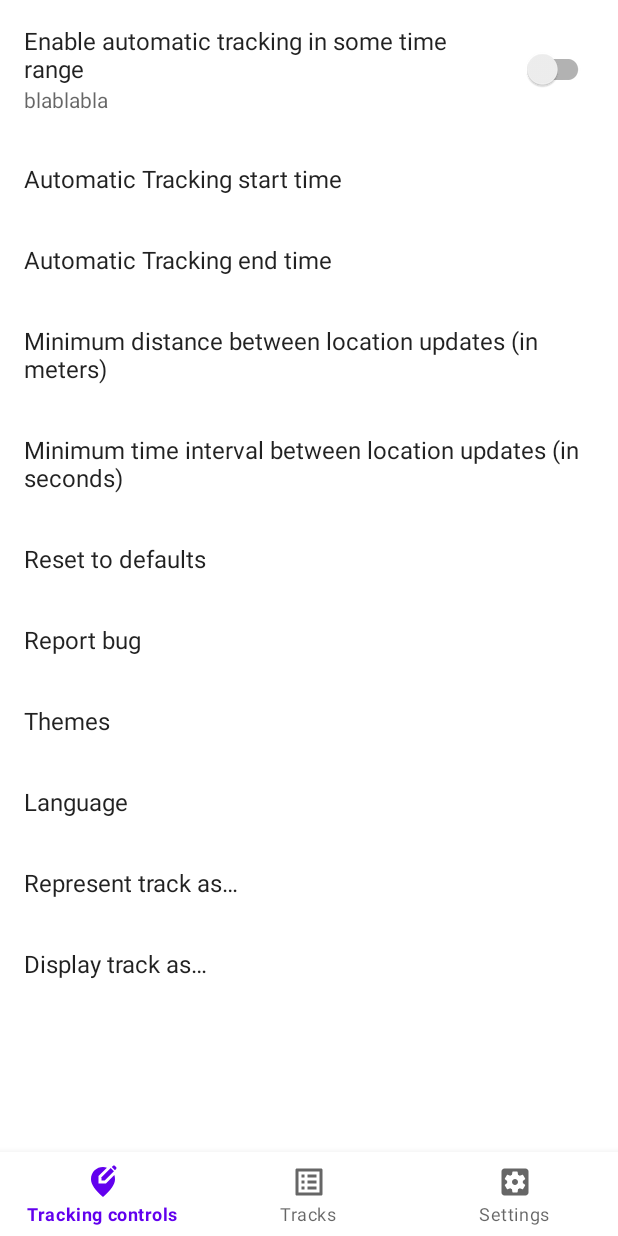
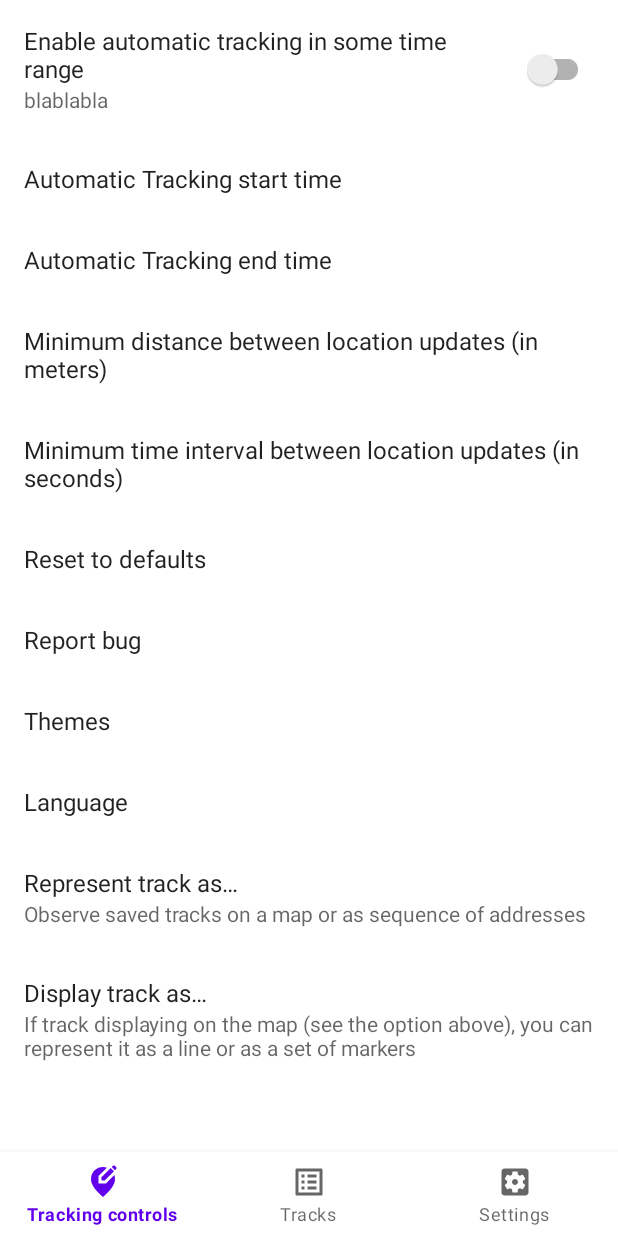
Before and after one commit to liinahamari/Follower, an Android app: the SettingsFragment screen opened through its navigation route, on a phone screen of 412 x 824 dp. Run offline under Robolectric (Android 15) with nearby library versions, the phone set to English and light mode, and no system bars; our stand-ins replace Dagger/Hilt's generated code, RxJava, androidx.preference, navigation-ui; libraries missing offline, so code that uses them is left out: com.afollestad.materialdialogs, com.jakewharton.rxbinding3, com.squareup.seismic, es.dmoral.toasty, org.osmdroid.bonuspack and 1 more; 6 statements that could not run were skipped.

Commit message:
Adding summaries to Settings

```diff
--- a/app/src/main/res/values/strings.xml
+++ b/app/src/main/res/values/strings.xml
@@ -69,4 +69,6 @@
     <string name="title_always_ask">Always ask</string>
     <string name="title_track_display_mode">Display track as…</string>
     <string name="title_tracklist_is_empty">You have to tracks saved.</string>
+    <string name="title_map_display_model">If track displaying on the map (see the option above), you can represent it as a line or as a set of markers</string>
+    <string name="title_track_representing_summary">Observe saved tracks on a map or as sequence of addresses</string>
 </resources>
--- a/app/src/main/res/xml/preferences.xml
+++ b/app/src/main/res/xml/preferences.xml
@@ -25,7 +25,6 @@
     <EditTextPreference
         android:defaultValue="10"
         android:key="@string/pref_min_distance"
-
         android:title="@string/title_min_distance"
         app:iconSpaceReserved="false" />
 
@@ -66,12 +65,14 @@
         android:entryValues="@array/track_representing_values"
         android:key="@string/pref_track_representing"
         android:title="@string/title_track_representing"
+        android:summary="@string/title_track_representing_summary"
         app:iconSpaceReserved="false" />
 
     <ListPreference
         android:entries="@array/track_display_mode"
         android:entryValues="@array/track_display_mode_values"
         android:key="@string/pref_track_display_mode"
+        android:summary="@string/title_map_display_model"
         android:title="@string/title_track_display_mode"
         app:iconSpaceReserved="false" />
 </PreferenceScreen>
```
Also changed, not shown: app/src/main/java/com/example/follower/interactors/LocationPreferenceInteractor.kt (line endings or trailing spaces), 1 other file.
